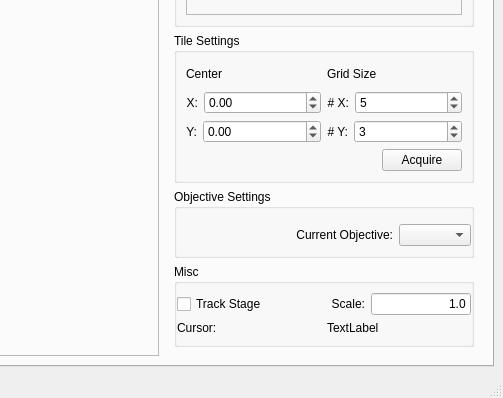
Old version of the form steve/qtdesigner/steve.ui in the repository ZhuangLab/storm-control; both pictures show x 645 to 1148 and y 433 to 831 of the 1148 by 831 pixel window.
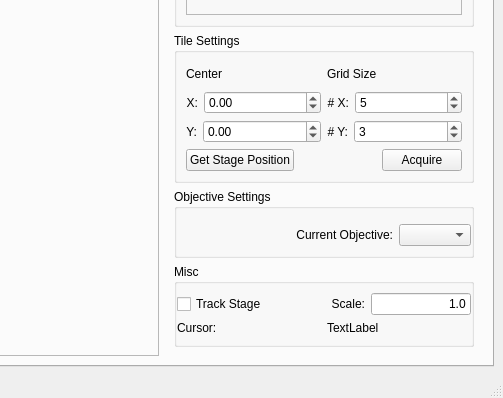
New version of the form.

Commit message: Added get position button to steve

The edit to the form file:
```diff
--- a/steve/qtdesigner/steve.ui
+++ b/steve/qtdesigner/steve.ui
@@ -277,6 +277,19 @@
               </item>
               <item>
                <layout class="QHBoxLayout" name="horizontalLayout_10">
+                <item>
+                 <widget class="QPushButton" name="getStagePosButton">
+                  <property name="maximumSize">
+                   <size>
+                    <width>150</width>
+                    <height>16777215</height>
+                   </size>
+                  </property>
+                  <property name="text">
+                   <string>Get Stage Position</string>
+                  </property>
+                 </widget>
+                </item>
                 <item>
                  <spacer name="horizontalSpacer_2">
                   <property name="orientation">
```
Left out of the diff: 4 changed lines with no effect on the pictures. The commit also changes 2 other files.
